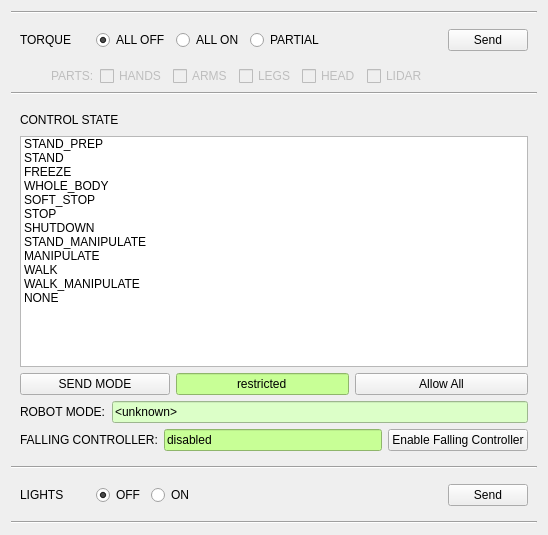
Old version of the form thor_mang_supervisor/resource/supervisor.ui in the repository thor-mang/thor_mang_ui.
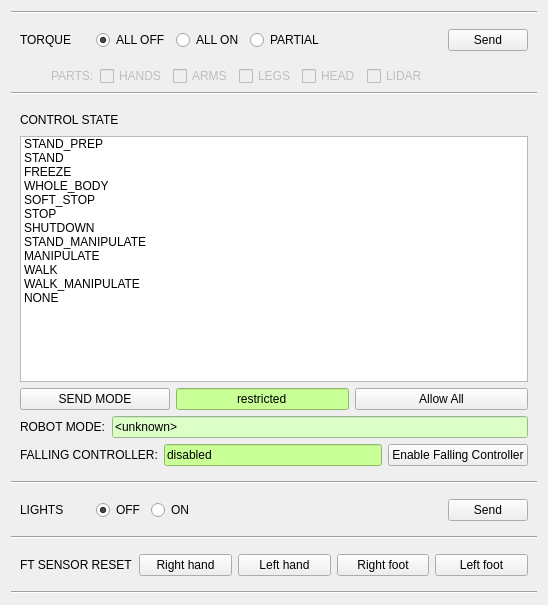
New version of the form.

Commit message: added buttons to reset ft sensors

Patch:
```diff
--- a/thor_mang_supervisor/resource/supervisor.ui
+++ b/thor_mang_supervisor/resource/supervisor.ui
@@ -10,7 +10,7 @@
     <x>0</x>
     <y>0</y>
     <width>548</width>
-    <height>535</height>
+    <height>605</height>
    </rect>
   </property>
   <property name="sizePolicy">
@@ -22,7 +22,7 @@
   <property name="windowTitle">
    <string>ThorMangSupervisor</string>
   </property>
-  <layout class="QVBoxLayout" name="verticalLayout_8" stretch="0,0,0,0,0,1,0,0,0">
+  <layout class="QVBoxLayout" name="verticalLayout_8" stretch="0,0,0,0,0,1,0,0,0,0,0">
    <item>
     <widget class="Line" name="line_3">
      <property name="orientation">
@@ -479,6 +479,54 @@
      </property>
     </widget>
    </item>
+   <item>
+    <widget class="QWidget" name="reset_ft" native="true">
+     <layout class="QHBoxLayout" name="horizontalLayout_7">
+      <item>
+       <widget class="QLabel" name="ft_sensor_reset_label">
+        <property name="text">
+         <string>FT SENSOR RESET</string>
+        </property>
+       </widget>
+      </item>
+      <item>
+       <widget class="QPushButton" name="reset_r_hand_button">
+        <property name="text">
+         <string>Right hand</string>
+        </property>
+       </widget>
+      </item>
+      <item>
+       <widget class="QPushButton" name="reset_l_hand_button">
+        <property name="text">
+         <string>Left hand</string>
+        </property>
+       </widget>
+      </item>
+      <item>
+       <widget class="QPushButton" name="reset_r_foot_button">
+        <property name="text">
+         <string>Right foot</string>
+        </property>
+       </widget>
+      </item>
+      <item>
+       <widget class="QPushButton" name="reset_l_foot_button">
+        <property name="text">
+         <string>Left foot</string>
+        </property>
+       </widget>
+      </item>
+     </layout>
+    </widget>
+   </item>
+   <item>
+    <widget class="Line" name="line_5">
+     <property name="orientation">
+      <enum>Qt::Horizontal</enum>
+     </property>
+    </widget>
+   </item>
    <item>
     <spacer name="verticalSpacer">
      <property name="orientation">
```
The commit also changes 1 other file.
